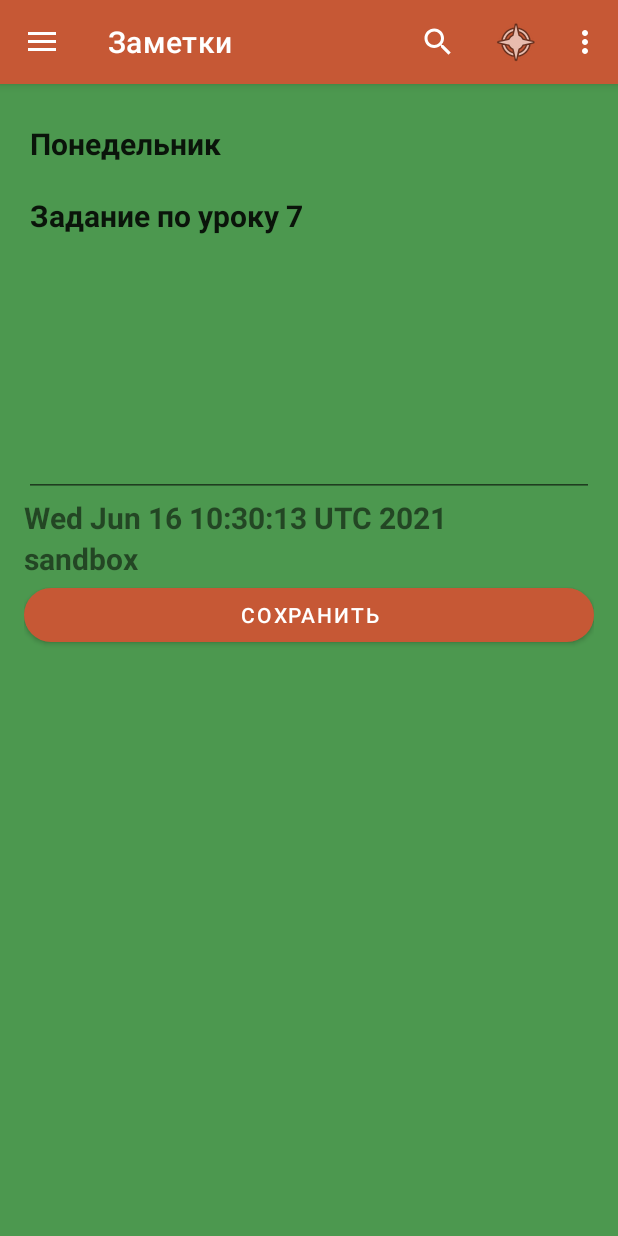
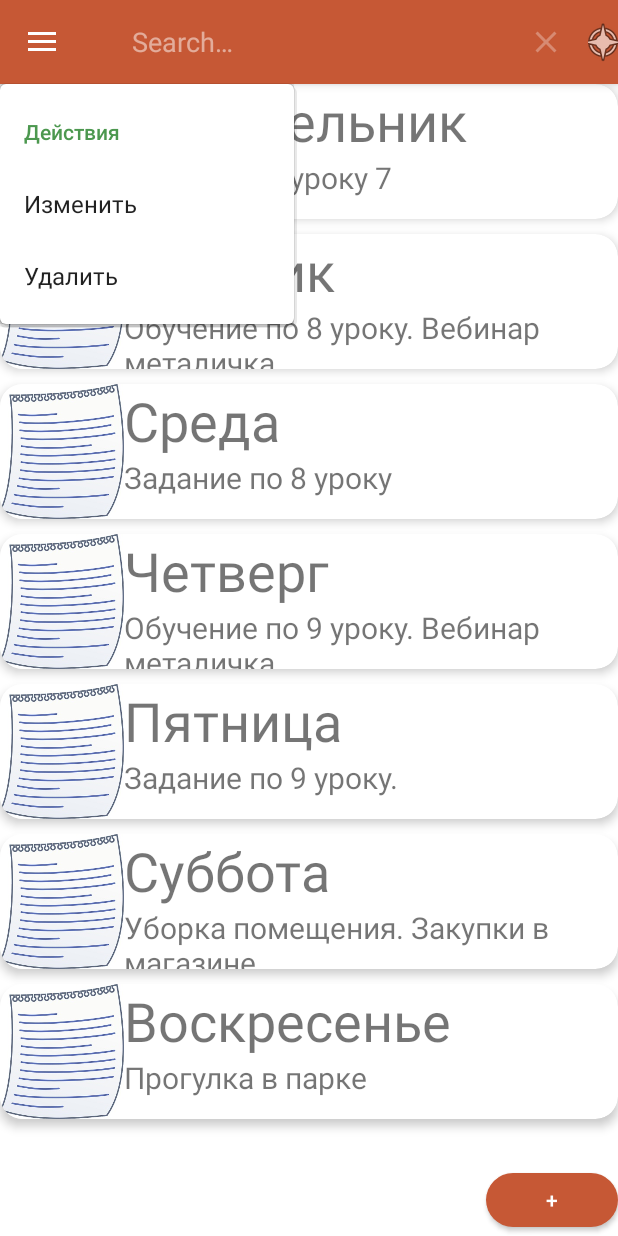
Before and after one commit to Amina1000/Notes, an Android app: the screen it shows after launch (MainActivity), after a tap on an icon or button, on a phone screen of 412 x 824 dp. Run offline under Robolectric (Android 15) with nearby library versions, the phone set to English and light mode, and no system bars; 2 other taps on this screen came first.

```diff
--- a/app/src/main/java/com/example/notes/CardSource.java
+++ /dev/null
@@ -1,12 +0,0 @@
-package com.example.notes;
-
-/**
- * homework com.example.notes
- *
- * @author Amina
- * 12.06.2021
- */
-public interface CardSource {
-    Note getNoteData(int position);
-    int size();
-}
--- a/app/src/main/java/com/example/notes/MainActivity.java
+++ b/app/src/main/java/com/example/notes/MainActivity.java
@@ -19,9 +19,10 @@ import androidx.fragment.app.FragmentTransaction;
 
 import com.google.android.material.navigation.NavigationView;
 
-public class MainActivity extends AppCompatActivity implements NoteFragment.Controller, NoteScreen {
+public class MainActivity extends AppCompatActivity implements NoteFragment.Controller, NoteListFragment.Controller {
 
     private boolean isLandscape;
+    private static final String NOTES_LIST_FRAGMENT_TAG = "NOTES_LIST_FRAGMENT_TAG";
 
     @Override
     protected void onCreate(Bundle savedInstanceState) {
@@ -31,7 +32,7 @@ public class MainActivity extends AppCompatActivity implements NoteFragment.Cont
                 Configuration.ORIENTATION_LANDSCAPE;
         initView();
         readSettings();
-        addFragment(R.id.main_container, new NoteList(), true);
+        addFragment(R.id.main_container, new NoteListFragment(), NOTES_LIST_FRAGMENT_TAG);
     }
 
     private void initView() {
@@ -54,7 +55,7 @@ public class MainActivity extends AppCompatActivity implements NoteFragment.Cont
         navigationView.setNavigationItemSelectedListener(item -> {
             int id = item.getItemId();
             if (id == R.id.action_about) {
-                addFragment(R.id.main_container, new AboutAppFragment(), true);
+                addFragment(R.id.main_container, new AboutAppFragment(), "");
                 drawer.closeDrawer(GravityCompat.START);
                 return true;
             }
@@ -70,27 +71,29 @@ public class MainActivity extends AppCompatActivity implements NoteFragment.Cont
     }
 
 
-    private void addFragment(int idView, Fragment fragment, boolean replace) {
-
+    private void addFragment(int idView, Fragment fragment, String key) {
         FragmentTransaction fragmentTransaction = getSupportFragmentManager().beginTransaction();
         // Добавить фрагмент
-        if (replace) {
+        if (!key.equals("")) {
+            fragmentTransaction.add(idView, fragment, key);
+        } else {
             fragmentTransaction.replace(idView, fragment);
-        } else {
-            fragmentTransaction.add(idView, fragment);
         }
         fragmentTransaction.addToBackStack(null).commit();
     }
 
     @Override
-    public void openNoteScreen(Note note) {
+    public void openNoteScreen(Note note, int position) {
         int idView = isLandscape ? R.id.detail_container : R.id.main_container;
-        addFragment(idView, NoteFragment.newInstance(note), true);
+        addFragment(idView, NoteFragment.newInstance(note, position), "");
     }
 
     @Override
-    public void saveResult(Note note) {
-        //to do
+    public void saveResult(Note note, int position) {
+        getSupportFragmentManager().popBackStack();
+        NoteListFragment noteListFragment = (NoteListFragment) getSupportFragmentManager().findFragmentByTag(NOTES_LIST_FRAGMENT_TAG);
+        assert noteListFragment != null;
+        noteListFragment.addUpdateNote(note, position);
     }
 
     // Чтение настроек
@@ -114,6 +117,7 @@ public class MainActivity extends AppCompatActivity implements NoteFragment.Cont
                 Toast.makeText(MainActivity.this, query, Toast.LENGTH_SHORT).show();
                 return true;
             }
+
             // реагирует на нажатие каждой клавиши
             @Override
             public boolean onQueryTextChange(String newText) {
@@ -129,10 +133,11 @@ public class MainActivity extends AppCompatActivity implements NoteFragment.Cont
         // Обработка выбора пункта меню приложения (активити)
         int id = item.getItemId();
         if (id == R.id.action_settings) {
-            addFragment(R.id.main_container, new SettingsFragment(), true);
+            addFragment(R.id.main_container, new SettingsFragment(), "");
             return true;
         } else if (id == R.id.action_main) {
-            addFragment(R.id.main_container, new NoteList(), true);
+            NoteListFragment noteListFragment = (NoteListFragment) getSupportFragmentManager().findFragmentByTag(NOTES_LIST_FRAGMENT_TAG);
+            addFragment(R.id.main_container, noteListFragment, "");
             return true;
         } else if (id == R.id.action_sort) {
             Toast.makeText(this, "Сортировка пока не работает", Toast.LENGTH_SHORT).show();
--- a/app/src/main/java/com/example/notes/NoteAdapter.java
+++ b/app/src/main/java/com/example/notes/NoteAdapter.java
@@ -1,13 +1,17 @@
 package com.example.notes;
 
+import android.os.Build;
 import android.view.LayoutInflater;
 import android.view.View;
 import android.view.ViewGroup;
 import android.widget.TextView;
 
 import androidx.annotation.NonNull;
+import androidx.annotation.RequiresApi;
 import androidx.appcompat.widget.AppCompatImageView;
 import androidx.recyclerview.widget.RecyclerView;
+
+import java.util.Calendar;
 
 
 /**
@@ -17,17 +21,20 @@ import androidx.recyclerview.widget.RecyclerView;
  * 11.06.2021
  */
 public class NoteAdapter extends RecyclerView.Adapter<NoteAdapter.ViewHolder> {
-    private final NoteCardsSource dataSource;
+    private final NoteSourceImp dataSource;
     private OnItemClickListener itemClickListener;  // Слушатель будет устанавливаться извне
+    public int CMD_UPDATE = 0;
+    public int CMD_DELETE = 1;
 
     // Передаём в конструктор источник данных
     // В нашем случае это массив, но может быть и запрос к БД
-    public NoteAdapter(NoteCardsSource dataSource) {
+    public NoteAdapter(NoteSourceImp dataSource) {
         this.dataSource = dataSource;
     }
 
     // Создать новый элемент пользовательского интерфейса
     // Запускается менеджером
+    @RequiresApi(api = Build.VERSION_CODES.N)
     @NonNull
     @Override
     public NoteAdapter.ViewHolder onCreateViewHolder(@NonNull ViewGroup viewGroup, int i) {
@@ -56,12 +63,14 @@ public class NoteAdapter extends RecyclerView.Adapter<NoteAdapter.ViewHolder> {
 
     // Интерфейс для обработки нажатий, как в ListView
     public interface OnItemClickListener {
-        void onItemClick(View view , int position);
+        void onItemClick(View view, int position, int itemId);
     }
+
     // Сеттер слушателя нажатий
-    public void SetOnItemClickListener(OnItemClickListener itemClickListener){
+    public void SetOnItemClickListener(OnItemClickListener itemClickListener) {
         this.itemClickListener = itemClickListener;
     }
+
     // Этот класс хранит связь между данными и элементами View
     // Сложные данные могут потребовать несколько View на один пункт списка
     public class ViewHolder extends RecyclerView.ViewHolder {
@@ -69,6 +78,7 @@ public class NoteAdapter extends RecyclerView.Adapter<NoteAdapter.ViewHolder> {
         private final TextView title;
         private final TextView description;
 
+        @RequiresApi(api = Build.VERSION_CODES.N)
         public ViewHolder(@NonNull View itemView) {
             super(itemView);
             title = itemView.findViewById(R.id.title);
@@ -77,14 +87,34 @@ public class NoteAdapter extends RecyclerView.Adapter<NoteAdapter.ViewHolder> {
 
             // Обработчик нажатий на этом ViewHolder
             image.setOnClickListener(v -> {
-                if (itemClickListener != null) {
-                    itemClickListener.onItemClick(v, getAdapterPosition());
-                }
+                image.showContextMenu(getAdapterPosition(), getAdapterPosition());
+            });
+
+            image.setOnCreateContextMenuListener((menu, v, menuInfo) -> {
+
+                menu.setHeaderTitle(R.string.item_title);
+                menu.add(0, CMD_UPDATE, 0, R.string.item_update).
+                        setOnMenuItemClickListener(item -> {
+                            if (itemClickListener != null) {
+                               itemClickListener.onItemClick(v, getAdapterPosition(), CMD_UPDATE);
+                            }
+                            return true;
+                        });
+
+                menu.add(0, CMD_DELETE, 0, R.string.item_delete).
+                        setOnMenuItemClickListener(item -> {
+                            if (itemClickListener != null) {
+                                itemClickListener.onItemClick(v, getAdapterPosition(), CMD_DELETE);
+                            }
+                            return true;
+                        });
+
             });
         }
-        public void setData(Note note){
+
+        public void setData(Note note) {
             title.setText(note.getName());
-            description.setText(note.getDate().toString());
+            description.setText(note.getDescription());
         }
     }
 }
--- a/app/src/main/java/com/example/notes/NoteCardsSource.java
+++ /dev/null
@@ -1,44 +0,0 @@
-package com.example.notes;
-
-import android.content.res.Resources;
-
-import java.util.LinkedList;
-import java.util.List;
-
-/**
- * homework com.example.notes
- *
- * @author Amina
- * 12.06.2021
- */
-public class NoteCardsSource implements CardSource{
-    private final List<Note> noteLinkedList;
-    private final Resources resources;
-
-    public NoteCardsSource(Resources resources) {
-        this.noteLinkedList = new LinkedList<>();
-        this.resources = resources;
-    }
-
-    public NoteCardsSource init(){
-        // строки заголовков из ресурсов
-        String[] titles = resources.getStringArray(R.array.notes);
-        // строки описаний из ресурсов
-        String[] descriptions = resources.getStringArray(R.array.descriptions);
-        // изображения
-
-        // заполнение источника данных
-        for (int i = 0; i < descriptions.length; i++) {
-            noteLinkedList.add(new Note(titles[i], descriptions[i]));
-        }
-        return this;
-    }
-    public Note getNoteData(int position) {
-        return noteLinkedList.get(position);
-    }
-
-    public int size(){
-        return noteLinkedList.size();
-    }
-
-}
--- a/app/src/main/java/com/example/notes/NoteFragment.java
+++ b/app/src/main/java/com/example/notes/NoteFragment.java
@@ -26,13 +26,15 @@ public class NoteFragment extends Fragment {
     // TODO: Rename parameter arguments, choose names that match
     // the fragment initialization parameters, e.g. ARG_ITEM_NUMBER
     private static final String NOTE_ARG_PARAM = "NOTE_ARG_PARAM";
+    private static final String POSITION_ARG_PARAM = "POSITION_ARG_PARAM";
 
     // TODO: Rename and change types of parameters
     private Note note = null;
     private EditText eName;
     private EditText eDescription;
-    private TextView tDate;
-    private TextView tAuthor;
+    private TextView tvDate;
+    private TextView tvAuthor;
+    private int position;
 
     /**
      * Use this factory method to create a new instance of
@@ -42,14 +44,14 @@ public class NoteFragment extends Fragment {
      * @return A new instance of fragment NoteFragment.
      */
     // TODO: Rename and change types and number of parameters
-    public static NoteFragment newInstance(Note note) {
+    public static NoteFragment newInstance(Note note, int position) {
         NoteFragment fragment = new NoteFragment();
         Bundle args = new Bundle();
         args.putParcelable(NOTE_ARG_PARAM, note);
+        args.putInt(POSITION_ARG_PARAM,position);
         fragment.setArguments(args);
         return fragment;
     }
-
 
     @Override
     public View onCreateView(LayoutInflater inflater, ViewGroup container,
@@ -64,15 +66,16 @@ public class NoteFragment extends Fragment {
         setHasOptionsMenu(true);
         eName = view.findViewById(R.id.name_edit_text);
         eDescription = view.findViewById(R.id.descriptions_edit_text);
-        tDate = view.findViewById(R.id.date);
-        tAuthor = view.findViewById(R.id.author);
+        tvDate = view.findViewById(R.id.date);
+        tvAuthor = view.findViewById(R.id.author);
         Button saveChanges = view.findViewById(R.id.save_changes);
 
         saveChanges.setOnClickListener(v -> {
             Controller controller = (Controller) getActivity();
             assert controller != null;
-            controller.saveResult(new Note(eName.getText().toString(),
-                    eDescription.getText().toString()));
+            Note newNote = new Note(eName.getText().toString(),
+                    eDescription.getText().toString());
+            controller.saveResult(newNote, position);
         });
     }
 
@@ -82,22 +85,25 @@ public class NoteFragment extends Fragment {
         if (!(context instanceof Controller)) {
             throw new RuntimeException("Activity must implement NoteFragment.Controller");
         }
-        if (getArguments() != null) {
+        assert getArguments() != null;
+        if (getArguments().getParcelable(NOTE_ARG_PARAM)!= null) {
+
             note = getArguments().getParcelable(NOTE_ARG_PARAM);
-        }
+            position = getArguments().getInt(POSITION_ARG_PARAM);
+        }else throw new RuntimeException("Создайте фрагмент при помощи newInstance");
     }
 
     @Override
     public void onViewCreated(@NonNull View view, Bundle savedInstanceState) {
         eName.setText(note.getName());
         eDescription.setText(note.getDescription());
-        tDate.setText(note.getDate().toString());
-        tAuthor.setText(note.getAuthor());
+        tvDate.setText(note.getDate().toString());
+        tvAuthor.setText(note.getAuthor());
 
     }
 
     public interface Controller {
-        void saveResult(Note note);
+        void saveResult(Note note, int position);
     }
     @Override
     public void onCreateOptionsMenu(@NonNull Menu menu, MenuInflater inflater) {
--- a/app/src/main/java/com/example/notes/NoteList.java
+++ b/app/src/main/java/com/example/notes/NoteListFragment.java
@@ -6,7 +6,6 @@ import android.view.LayoutInflater;
 import android.view.View;
 import android.view.ViewGroup;
 import android.widget.Button;
-import android.widget.Toast;
 
 import androidx.annotation.NonNull;
 import androidx.appcompat.widget.PopupMenu;
@@ -16,12 +15,17 @@ import androidx.recyclerview.widget.DividerItemDecoration;
 import androidx.recyclerview.widget.LinearLayoutManager;
 import androidx.recyclerview.widget.RecyclerView;
 
+import java.util.LinkedList;
+import java.util.List;
 import java.util.Objects;
 
-public class NoteList extends Fragment {
+public class NoteListFragment extends Fragment {
 
     private RecyclerView recyclerView;
     private Context context;
+    private NoteSourceImp data;
+    private final List<Note> noteLinkedList = new LinkedList<>();
+    private NoteAdapter adapter;
 
     @Override
     public View onCreateView(LayoutInflater inflater, ViewGroup container,
@@ -30,14 +34,34 @@ public class NoteList extends Fragment {
         return inflater.inflate(R.layout.fragment_note_list, container, false);
     }
 
+    @Override
+    public void onViewCreated(@NonNull View view, Bundle savedInstanceState) {
+        initView(view);
+        initPopupMenu(view);
+    }
 
-    @Override
-    public void onViewCreated(View view, Bundle savedInstanceState) {
+    private void initView(View view) {
         recyclerView = view.findViewById(R.id.recycler_view_notes);
         context = getContext();
-        initPopupMenu(view);
-        NoteCardsSource data = new NoteCardsSource(getResources()).init();
-        initRecyclerView(data);
+        initList();
+        data = new NoteSourceImp(getResources(), noteLinkedList);
+        adapter = new NoteAdapter(data);
+        initRecyclerView();
+    }
+
+    private void initList() {
+        if (noteLinkedList.size() == 0) {
+            // строки заголовков из ресурсов
+            String[] titles = getResources().getStringArray(R.array.notes);
+            // строки описаний из ресурсов
+            String[] descriptions = getResources().getStringArray(R.array.descriptions);
+            // изображения
+
+            // заполнение источника данных
+            for (int i = 0; i < descriptions.length; i++) {
+                noteLinkedList.add(new Note(titles[i], descriptions[i]));
+            }
+        }
     }
 
     private void initPopupMenu(View view) {
@@ -48,10 +72,13 @@ public class NoteList extends Fragment {
             popup.show();
             popup.setOnMenuItemClickListener(item -> {
                 if (item.getItemId() == R.id.action_add) {
-                    Toast.makeText(context, "Создали заметку", Toast.LENGTH_SHORT).show();
+                    Note newNote = new Note("", "");
+                    addUpdateNote(newNote, data.size());
                     return true;
                 } else if (item.getItemId() == R.id.action_clear) {
-                    Toast.makeText(context, "Удалили заметку", Toast.LENGTH_SHORT).show();
+                    data.clearNoteData();
+                    //Обновляет данные списка.
+                    adapter.notifyDataSetChanged();
                     return true;
                 }
                 return true;
@@ -59,16 +86,19 @@ public class NoteList extends Fragment {
         });
     }
 
+    public interface Controller {
+        void openNoteScreen(Note note, int position);
+    }
+
     @Override
     public void onAttach(@NonNull Context context) {
         super.onAttach(context);
-        if (!(context instanceof NoteScreen)) {
+        if (!(context instanceof Controller)) {
             throw new RuntimeException("Activity must implement NoteScreen");
         }
     }
 
-    private void initRecyclerView(NoteCardsSource data) {
-
+    private void initRecyclerView() {
 
         recyclerView.setHasFixedSize(true);
 
@@ -77,18 +107,31 @@ public class NoteList extends Fragment {
         recyclerView.setLayoutManager(layoutManager);
 
         // Установим адаптер
-        NoteAdapter adapter = new NoteAdapter(data);
         recyclerView.setAdapter(adapter);
         // Добавим разделитель карточек
-        DividerItemDecoration itemDecoration = new DividerItemDecoration(requireContext(),  LinearLayoutManager.VERTICAL);
+        DividerItemDecoration itemDecoration = new DividerItemDecoration(requireContext(), LinearLayoutManager.VERTICAL);
         itemDecoration.setDrawable(Objects.requireNonNull(ResourcesCompat.getDrawable(getResources(), R.drawable.separator, null)));
         recyclerView.addItemDecoration(itemDecoration);
         // Установим слушателя
-        adapter.SetOnItemClickListener((view, position) -> {
+        adapter.SetOnItemClickListener((view, position, itemId) -> {
             view.setBackgroundResource(R.color.teal_700);
-            ((NoteScreen) requireActivity()).openNoteScreen(data.getNoteData(position));
+            if (itemId == adapter.CMD_UPDATE) {
+                ((Controller) requireActivity()).openNoteScreen(data.getNoteData(position), position);
+            } else if (itemId == adapter.CMD_DELETE) {
+                data.deleteNoteData(position);
+                adapter.notifyDataSetChanged();
+            }
         });
+    }
 
+    public void addUpdateNote(Note newNote, int position) {
+
+        if (data.size() != position) {
+            data.updateNoteData(position, newNote);
+        } else data.addNoteData(newNote);
+        adapter.notifyItemInserted(position);
+        //позицианируется на новой позиции
+        recyclerView.scrollToPosition(position);
     }
 
 }
--- a/app/src/main/java/com/example/notes/NoteScreen.java
+++ /dev/null
@@ -1,11 +0,0 @@
-package com.example.notes;
-
-/**
- * homework com.example.notes
- *
- * @author Amina
- * 06.06.2021
- */
-public interface NoteScreen {
-    void openNoteScreen(Note note);
-}
--- /dev/null
+++ b/app/src/main/java/com/example/notes/NoteSource.java
@@ -0,0 +1,17 @@
+package com.example.notes;
+
+/**
+ * homework com.example.notes
+ *
+ * @author Amina
+ * 12.06.2021
+ */
+public interface NoteSource {
+    Note getNoteData(int position);
+    int size();
+
+    void deleteNoteData(int position);
+    void updateNoteData(int position, Note noteData);
+    void addNoteData(Note noteData);
+    void clearNoteData();
+}
--- /dev/null
+++ b/app/src/main/java/com/example/notes/NoteSourceImp.java
@@ -0,0 +1,51 @@
+package com.example.notes;
+
+import android.content.res.Resources;
+
+import java.util.List;
+
+/**
+ * homework com.example.notes
+ *
+ * @author Amina
+ * 12.06.2021
+ */
+public class NoteSourceImp implements NoteSource {
+    private final List<Note> noteLinkedList;
+    private final Resources resources;
+
+    public NoteSourceImp(Resources resources, List<Note> noteLinkedList) {
+        this.noteLinkedList = noteLinkedList;
+        this.resources = resources;
+    }
+
+
+
+    public Note getNoteData(int position) {
+          return noteLinkedList.get(position);
+    }
+
+    public int size(){
+        return noteLinkedList.size();
+    }
+
+    @Override
+    public void deleteNoteData(int position) {
+        noteLinkedList.remove(position);
+    }
+
+    @Override
+    public void updateNoteData(int position, Note noteData) {
+        noteLinkedList.set(position, noteData);
+    }
+
+    @Override
+    public void addNoteData(Note noteData) {
+        noteLinkedList.add(noteData);
+    }
+
+    @Override
+    public void clearNoteData() {
+        noteLinkedList.clear();
+    }
+}
--- a/app/src/main/res/layout/fragment_note_list.xml
+++ b/app/src/main/res/layout/fragment_note_list.xml
@@ -5,7 +5,7 @@
     android:layout_width="match_parent"
     android:layout_height="match_parent"
     android:orientation="vertical"
-    tools:context=".NoteList">
+    tools:context=".NoteListFragment">
     <androidx.recyclerview.widget.RecyclerView
         android:id="@+id/recycler_view_notes"
         android:layout_width="match_parent"
--- a/app/src/main/res/menu/popup_main_menu.xml
+++ b/app/src/main/res/menu/popup_main_menu.xml
@@ -9,6 +9,6 @@
     <item
         android:id="@+id/action_clear"
         android:icon="@android:drawable/ic_menu_delete"
-        android:title="@string/item_delete"
+        android:title="@string/item_clear"
         app:showAsAction="withText"/>
 </menu>
--- a/app/src/main/res/values/strings.xml
+++ b/app/src/main/res/values/strings.xml
@@ -10,7 +10,10 @@
     <string name="button_ok">OK</string>
     <string name="btn_add">+</string>
     <string name="item_add">Создать</string>
+    <string name="item_clear">Очистить</string>
+    <string name="item_update">Изменить</string>
     <string name="item_delete">Удалить</string>
+    <string name="item_title">Действия</string>
     <string name="item_Settings">Настроики</string>
     <string name="item_search">Поиск</string>
     <string name="item_main">Главная</string>
```
Also changed, not shown: app/src/main/res/menu/main_context_menu.xml (added, +11 -0 lines).
